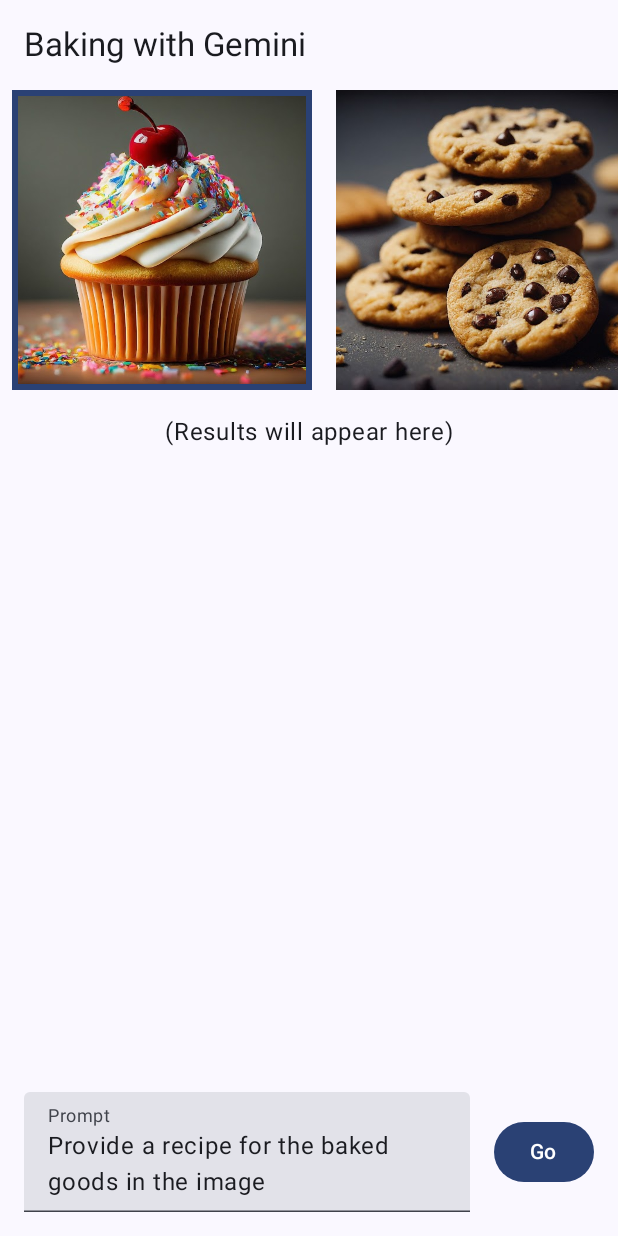
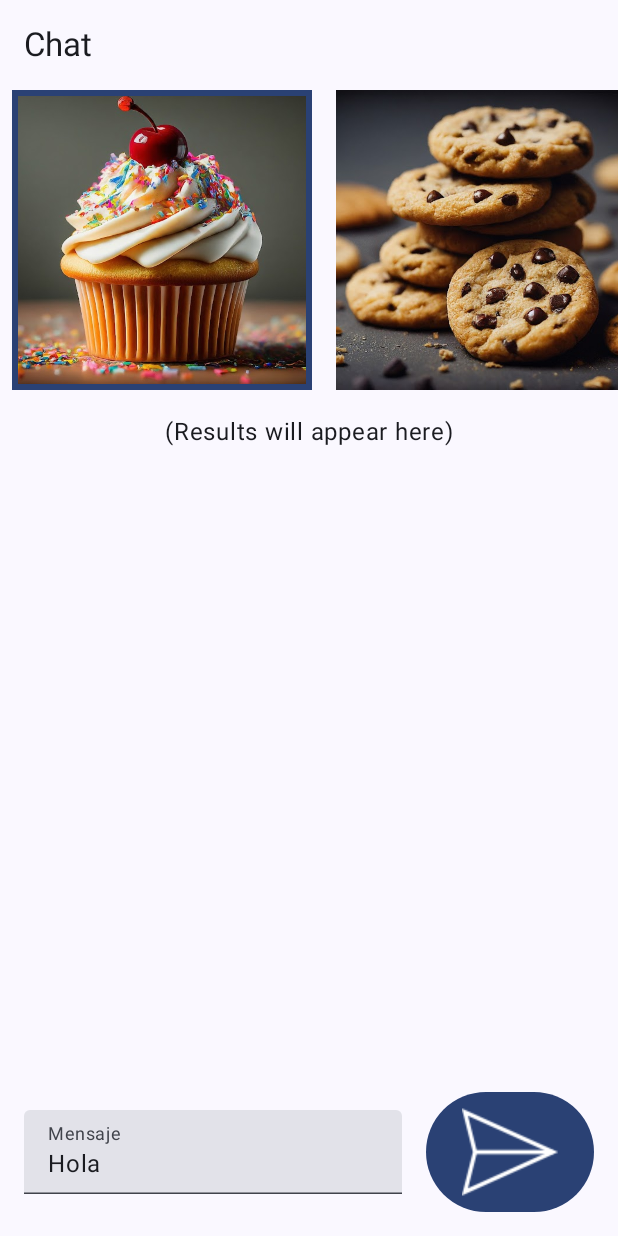
Before and after one commit to apineiroandion/ChatBotGemini, an Android app built with Jetpack Compose: the screen it shows after launch (MainActivity), on a phone screen of 412 x 824 dp. Run offline under Robolectric (Android 15) with nearby library versions, the light colour scheme and no system bars; libraries missing offline, so code that uses them is left out: com.google.ai.client.

Commit message:
Update strings & decorate send Button

```diff
--- a/app/src/main/java/com/example/apigemini/BakingScreen.kt
+++ b/app/src/main/java/com/example/apigemini/BakingScreen.kt
@@ -17,6 +17,7 @@
 import androidx.compose.foundation.verticalScroll
 import androidx.compose.material3.Button
 import androidx.compose.material3.CircularProgressIndicator
+import androidx.compose.material3.Icon
 import androidx.compose.material3.MaterialTheme
 import androidx.compose.material3.Text
 import androidx.compose.material3.TextField
@@ -145,7 +146,10 @@
                 modifier = Modifier
                     .align(Alignment.CenterVertically)
             ) {
-                Text(text = stringResource(R.string.action_go))
+                Icon(
+                    painter = painterResource(id = R.drawable.enviar),
+                    contentDescription = stringResource(id = R.string.image2_description)
+                )
             }
         }
     }
--- a/app/src/main/res/values/strings.xml
+++ b/app/src/main/res/values/strings.xml
@@ -1,9 +1,9 @@
 <resources>
     <string name="app_name">ApiGemini</string>
-    <string name="action_go">Go</string>
-    <string name="baking_title">Baking with Gemini</string>
-    <string name="label_prompt">Prompt</string>
-    <string name="prompt_placeholder">Provide a recipe for the baked goods in the image</string>
+    <string name="action_go">Enviar</string>
+    <string name="baking_title">Chat</string>
+    <string name="label_prompt">Mensaje</string>
+    <string name="prompt_placeholder">Hola</string>
     <string name="image1_description">Cupcake</string>
     <string name="image2_description">Cookies</string>
     <string name="image3_description">Cake</string>
```
Also changed, not shown: app/src/main/res/drawable/enviar.png (added).
